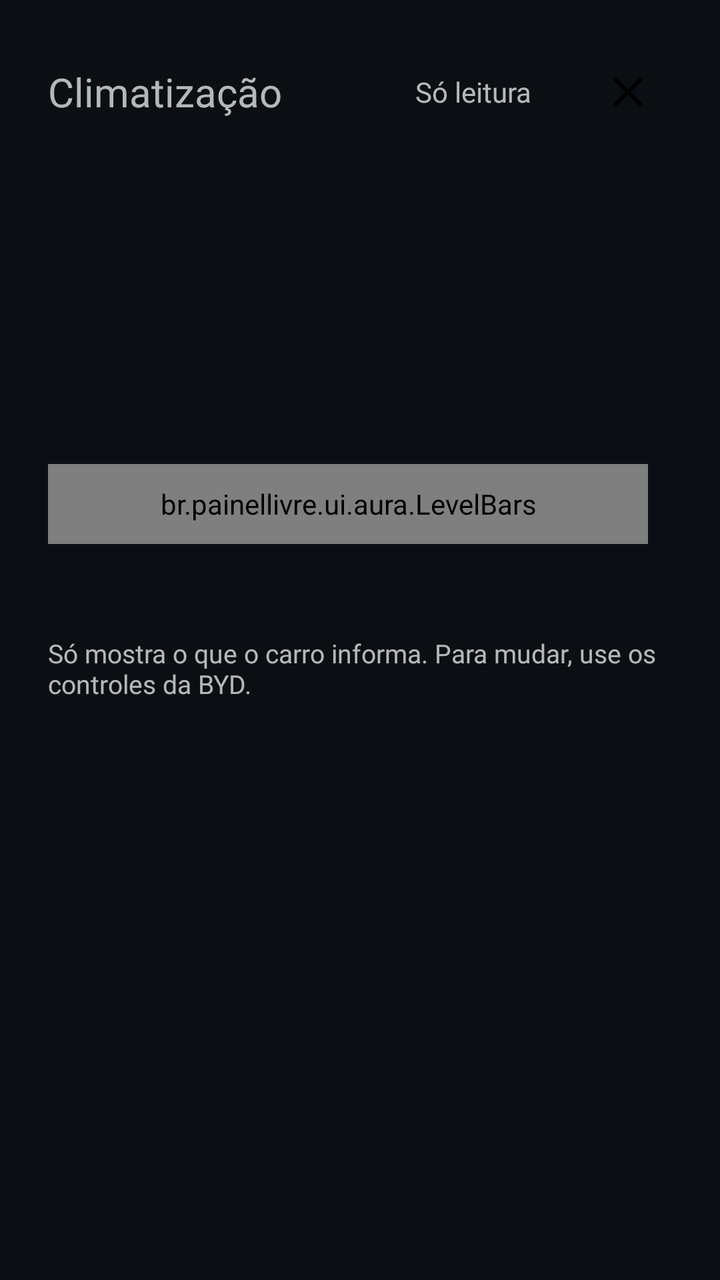
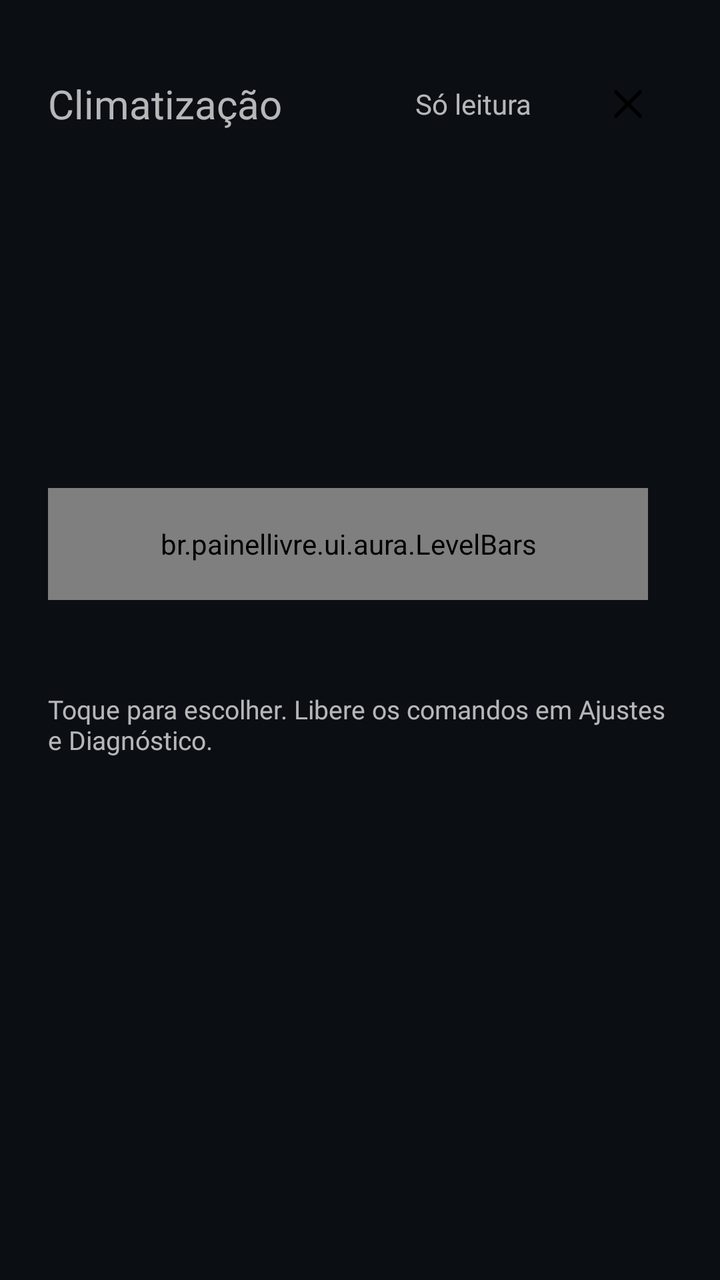

Compare the two renders of this Android layout. The source of the first and the diff that turns it into the second are given below.
<!-- AndroidManifest.xml: application theme Theme.PainelLivre -->
<!-- res/layout/pop_climate.xml -->
<?xml version="1.0" encoding="utf-8"?>
<ScrollView xmlns:android="http://schemas.android.com/apk/res/android"
    android:id="@+id/popClimate"
    android:layout_width="700dp"
    android:layout_height="wrap_content"
    android:scrollbars="none">

    <LinearLayout
        android:layout_width="match_parent"
        android:layout_height="wrap_content"
        android:orientation="vertical"
        android:padding="24dp">

        <LinearLayout style="@style/AuPopHead">

            <TextView
                style="@style/AuTitle"
                android:layout_width="0dp"
                android:layout_weight="1"
                android:text="@string/climate_title" />

            <TextView
                android:id="@+id/popClimateState"
                style="@style/AuLabel"
                android:layout_height="44dp"
                android:layout_marginEnd="12dp"
                android:gravity="center"
                android:paddingStart="14dp"
                android:paddingEnd="14dp"
                android:tag="a_sunken_pill"
                android:text="@string/read_only" />

            <ImageView
                android:importantForAccessibility="no"
                android:id="@+id/popClimateClose"
                style="@style/AuClose" />
        </LinearLayout>

        <TextView
            android:id="@+id/popClimateEmpty"
            style="@style/AuBody"
            android:maxLines="3"
            android:paddingBottom="12dp"
            android:tag="a_muted"
            android:text="@string/car_data_off"
            android:visibility="gone" />

        <LinearLayout
            android:id="@+id/popClimateBody"
            android:layout_width="match_parent"
            android:layout_height="wrap_content"
            android:orientation="horizontal">

            <LinearLayout
                android:layout_width="300dp"
                android:layout_height="wrap_content"
                android:orientation="vertical">

                <LinearLayout
                    android:layout_width="match_parent"
                    android:layout_height="wrap_content"
                    android:orientation="horizontal">

                    <include
                        android:id="@+id/popClimateDriver"
                        layout="@layout/pop_temp" />

                    <Space android:layout_width="12dp" android:layout_height="0dp" />

                    <include
                        android:id="@+id/popClimatePassenger"
                        layout="@layout/pop_temp" />
                </LinearLayout>

                <TextView
                    android:id="@+id/popClimateFanLabel"
                    style="@style/AuLabelMuted"
                    android:layout_marginTop="16dp"
                    android:layout_marginBottom="8dp" />

                <br.painellivre.ui.aura.LevelBars
                    android:id="@+id/popClimateFan"
                    android:layout_width="match_parent"
                    android:layout_height="40dp" />

                <TextView
                    android:id="@+id/popClimateAir"
                    style="@style/AuCaption"
                    android:layout_marginTop="12dp" />
            </LinearLayout>

            <LinearLayout
                android:layout_width="0dp"
                android:layout_height="wrap_content"
                android:layout_marginStart="24dp"
                android:layout_weight="1"
                android:orientation="vertical">

                <LinearLayout
                    android:id="@+id/popClimateModes"
                    android:layout_width="match_parent"
                    android:layout_height="64dp"
                    android:orientation="horizontal">

                    <include
                        android:id="@+id/modeAuto"
                        layout="@layout/pop_mode" />

                    <include
                        android:id="@+id/modeAc"
                        layout="@layout/pop_mode" />

                    <include
                        android:id="@+id/modeRecirc"
                        layout="@layout/pop_mode" />

                    <include
                        android:id="@+id/modeDefrost"
                        layout="@layout/pop_mode" />
                </LinearLayout>

                <LinearLayout
                    android:id="@+id/popClimateSeats"
                    android:layout_width="match_parent"
                    android:layout_height="wrap_content"
                    android:layout_marginTop="16dp"
                    android:orientation="horizontal">

                    <include
                        android:id="@+id/seatDriver"
                        layout="@layout/pop_seat" />

                    <Space android:layout_width="12dp" android:layout_height="0dp" />

                    <include
                        android:id="@+id/seatPassenger"
                        layout="@layout/pop_seat" />
                </LinearLayout>
            </LinearLayout>
        </LinearLayout>

        <TextView
            style="@style/AuCaption"
            android:layout_marginTop="16dp"
            android:text="@string/climate_readonly" />
    </LinearLayout>
</ScrollView>
<!-- res/layout/pop_temp.xml (included above) -->
<?xml version="1.0" encoding="utf-8"?>
<LinearLayout xmlns:android="http://schemas.android.com/apk/res/android"
    android:layout_width="0dp"
    android:layout_height="wrap_content"
    android:layout_weight="1"
    android:gravity="center_horizontal"
    android:orientation="vertical"
    android:padding="14dp"
    android:tag="a_sunken">

    <TextView
        android:id="@+id/tempLabel"
        style="@style/AuLabelMuted"
        android:textSize="13sp" />

    <TextView
        android:id="@+id/tempValue"
        style="@style/AuNumL"
        android:layout_marginTop="4dp"
        android:layout_marginBottom="4dp" />
</LinearLayout>
<!-- res/layout/pop_mode.xml (included above) -->
<?xml version="1.0" encoding="utf-8"?>
<LinearLayout xmlns:android="http://schemas.android.com/apk/res/android"
    style="@style/AuMode"
    android:layout_marginEnd="8dp">

    <ImageView
        android:importantForAccessibility="no"
        android:id="@+id/modeIcon"
        style="@style/AuIcon"
        android:layout_width="22dp"
        android:layout_height="22dp" />

    <TextView
        android:id="@+id/modeLabel"
        style="@style/AuLabelMuted"
        android:layout_marginTop="4dp"
        android:textSize="12sp" />
</LinearLayout>
<!-- res/layout/pop_seat.xml (included above) -->
<?xml version="1.0" encoding="utf-8"?>
<LinearLayout xmlns:android="http://schemas.android.com/apk/res/android"
    android:layout_width="0dp"
    android:layout_height="wrap_content"
    android:layout_weight="1"
    android:orientation="vertical"
    android:padding="10dp"
    android:tag="a_sunken">

    <TextView
        android:id="@+id/seatLabel"
        style="@style/AuLabelMuted"
        android:layout_marginStart="4dp"
        android:layout_marginBottom="8dp"
        android:textSize="13sp" />

    <LinearLayout
        android:layout_width="match_parent"
        android:layout_height="62dp"
        android:orientation="horizontal">

        <LinearLayout
            android:id="@+id/seatHeat"
            android:layout_width="0dp"
            android:layout_height="match_parent"
            android:layout_weight="1"
            android:gravity="center"
            android:orientation="vertical"
            android:tag="a_seat_off">

            <ImageView
                android:importantForAccessibility="no"
                android:id="@+id/seatHeatIcon"
                style="@style/AuIcon"
                android:src="@drawable/au_seat_heat" />

            <br.painellivre.ui.aura.LevelBars
                android:id="@+id/seatHeatLevel"
                android:layout_width="50dp"
                android:layout_height="4dp"
                android:layout_marginTop="5dp" />
        </LinearLayout>

        <Space android:layout_width="8dp" android:layout_height="0dp" />

        <LinearLayout
            android:id="@+id/seatVent"
            android:layout_width="0dp"
            android:layout_height="match_parent"
            android:layout_weight="1"
            android:gravity="center"
            android:orientation="vertical"
            android:tag="a_seat_off">

            <ImageView
                android:importantForAccessibility="no"
                android:id="@+id/seatVentIcon"
                style="@style/AuIcon"
                android:src="@drawable/au_seat_vent" />

            <br.painellivre.ui.aura.LevelBars
                android:id="@+id/seatVentLevel"
                android:layout_width="50dp"
                android:layout_height="4dp"
                android:layout_marginTop="5dp" />
        </LinearLayout>
    </LinearLayout>
</LinearLayout>
<!-- resources referenced by this layout -->
<resources>
  <string name="car_data_off">Dados do carro desligados. Toque para ligar em Ajustes → Ler dados do carro.</string>
  <string name="climate_readonly">Só mostra o que o carro informa. Para mudar, use os controles da BYD.</string>
  <string name="climate_title">Climatização</string>
  <string name="read_only">Só leitura</string>
  <style name="AuBody">
          <item name="android:layout_width">wrap_content</item>
          <item name="android:layout_height">wrap_content</item>
          <item name="android:fontFamily">@font/albert_sans_medium</item>
          <item name="android:textSize">16sp</item>
          <item name="android:maxLines">1</item>
          <item name="android:ellipsize">end</item>
          <item name="android:tag">a_ink</item>
      </style>
  <style name="AuCaption">
          <item name="android:layout_width">wrap_content</item>
          <item name="android:layout_height">wrap_content</item>
          <item name="android:fontFamily">@font/albert_sans_medium</item>
          <item name="android:textSize">13sp</item>
          <item name="android:maxLines">2</item>
          <item name="android:ellipsize">end</item>
          <item name="android:tag">a_muted</item>
      </style>
  <style name="AuClose" parent="AuRoundSmall">
          <item name="android:src">@drawable/au_close</item>
          <item name="android:contentDescription">@string/close</item>
      </style>
  <style name="AuIcon">
          <item name="android:layout_width">24dp</item>
          <item name="android:layout_height">24dp</item>
          <item name="android:importantForAccessibility">no</item>
          <item name="android:tag">a_icon</item>
      </style>
  <style name="AuLabel">
          <item name="android:layout_width">wrap_content</item>
          <item name="android:layout_height">wrap_content</item>
          <item name="android:fontFamily">@font/albert_sans_semibold</item>
          <item name="android:textSize">14sp</item>
          <item name="android:maxLines">1</item>
          <item name="android:ellipsize">end</item>
          <item name="android:tag">a_ink</item>
      </style>
  <style name="AuLabelMuted" parent="AuLabel">
          <item name="android:tag">a_muted</item>
      </style>
  <style name="AuMode">
          <item name="android:layout_width">0dp</item>
          <item name="android:layout_height">64dp</item>
          <item name="android:layout_weight">1</item>
          <item name="android:gravity">center</item>
          <item name="android:orientation">vertical</item>
          <item name="android:tag">a_mode_off</item>
      </style>
  <style name="AuPopHead">
          <item name="android:layout_width">match_parent</item>
          <item name="android:layout_height">wrap_content</item>
          <item name="android:layout_marginBottom">16dp</item>
          <item name="android:gravity">center_vertical</item>
          <item name="android:orientation">horizontal</item>
      </style>
  <style name="AuTitle">
          <item name="android:layout_width">wrap_content</item>
          <item name="android:layout_height">wrap_content</item>
          <item name="android:fontFamily">@font/albert_sans_semibold</item>
          <item name="android:textSize">20sp</item>
          <item name="android:maxLines">1</item>
          <item name="android:ellipsize">end</item>
          <item name="android:tag">a_ink</item>
      </style>
  <style name="AuRoundSmall">
          <item name="android:layout_width">44dp</item>
          <item name="android:layout_height">44dp</item>
          <item name="android:padding">10dp</item>
          <item name="android:tag">a_sunken_round</item>
      </style>
  <string name="close">Fechar</string>
  <color name="accent">#1E88FF</color>
  <color name="bg">#0B0F14</color>
  <color name="text">#F2F5F8</color>
  <color name="text_dim">#9AA7B5</color>
  <!-- unchanged entries left out for length: 5 -->
</resources>

<!-- the commit's change to res/layout/pop_climate.xml (unified diff, before → after) -->
@@ -22,7 +22,10 @@
             <TextView
                 android:id="@+id/popClimateState"
                 style="@style/AuLabel"
-                android:layout_height="44dp"
+                android:layout_height="56dp"
+                android:maxWidth="230dp"
+                android:maxLines="1"
+                android:ellipsize="end"
                 android:layout_marginEnd="12dp"
                 android:gravity="center"
                 android:paddingStart="14dp"
@@ -81,7 +84,7 @@
                 <br.painellivre.ui.aura.LevelBars
                     android:id="@+id/popClimateFan"
                     android:layout_width="match_parent"
-                    android:layout_height="40dp" />
+                    android:layout_height="56dp" />
 
                 <TextView
                     android:id="@+id/popClimateAir"
<!-- resource entries referenced after the edit -->
@@ -1,7 +1,7 @@
 <!-- resources referenced by this layout -->
 <resources>
   <string name="car_data_off">Dados do carro desligados. Toque para ligar em Ajustes → Ler dados do carro.</string>
-  <string name="climate_readonly">Só mostra o que o carro informa. Para mudar, use os controles da BYD.</string>
+  <string name="climate_readonly">Toque para escolher. Libere os comandos em Ajustes e Diagnóstico.</string>
   <string name="climate_title">Climatização</string>
   <string name="read_only">Só leitura</string>
   <style name="AuBody">
